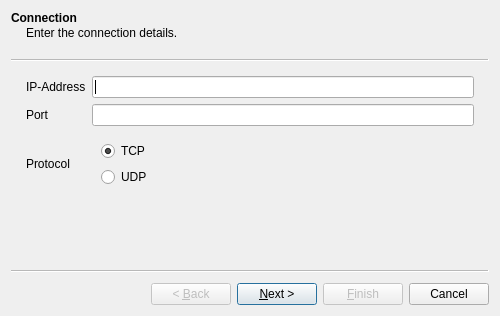
This is src/connection_widget/connect_wizard.ui in tools4BCI/TiA-Scope as Qt 5 draws it before an edit. The edited form follows.
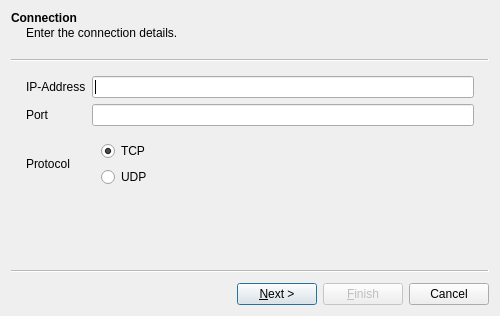
This is the edited form.

The edit to the form file:
```diff
--- a/src/connection_widget/connect_wizard.ui
+++ b/src/connection_widget/connect_wizard.ui
@@ -20,7 +20,7 @@
    <bool>true</bool>
   </property>
   <property name="options">
-   <set>QWizard::HaveFinishButtonOnEarlyPages|QWizard::HelpButtonOnRight</set>
+   <set>QWizard::HaveFinishButtonOnEarlyPages|QWizard::HelpButtonOnRight|QWizard::NoBackButtonOnStartPage</set>
   </property>
   <widget class="QWizardPage" name="connectionPage">
    <property name="title">
```
Left out of the diff: 2 changed lines with no effect on the pictures.
